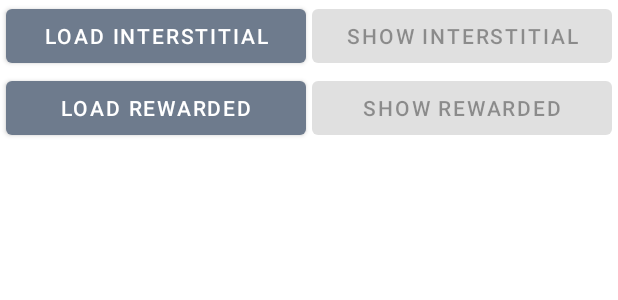
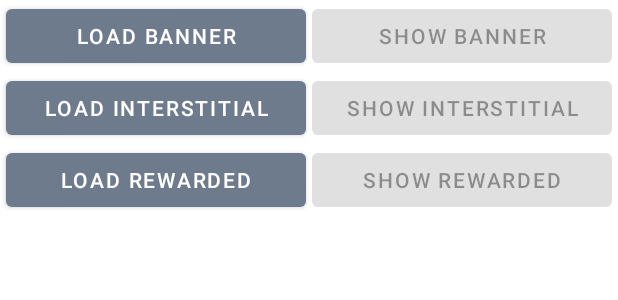
Before and after one commit to bidmachine/BidMachine-Android-postbid-demo, an Android app: the layout activity_main.xml on its own in the app's theme, with its tools: preview values and no code run, on a phone screen of 412 x 824 dp. Shown: the top 300 px of the screen. Run offline under Robolectric (Android 15) with nearby library versions, the phone set to English and light mode, and no system bars.

```diff
--- a/example/build.gradle
+++ b/example/build.gradle
@@ -39,6 +39,6 @@ dependencies {
     implementation "androidx.appcompat:appcompat:1.4.0"
     implementation "com.google.android.material:material:1.4.0"
 
-    implementation "io.bidmachine:ads:1.8.0"
+    implementation "io.bidmachine:ads:1.8.1"
     implementation "com.applovin:applovin-sdk:10.3.5"
 }
--- a/example/src/main/res/layout/activity_main.xml
+++ b/example/src/main/res/layout/activity_main.xml
@@ -3,6 +3,33 @@
     android:layout_width="match_parent"
     android:layout_height="match_parent"
     android:orientation="vertical">
+
+    <LinearLayout
+        android:layout_width="match_parent"
+        android:layout_height="wrap_content"
+        android:orientation="horizontal">
+
+        <com.google.android.material.button.MaterialButton
+            android:id="@+id/bLoadBanner"
+            style="@style/Widget.MaterialComponents.Button"
+            android:layout_width="0dp"
+            android:layout_height="wrap_content"
+            android:layout_marginStart="4dp"
+            android:layout_marginEnd="2dp"
+            android:layout_weight="1"
+            android:text="@string/load_banner" />
+
+        <com.google.android.material.button.MaterialButton
+            android:id="@+id/bShowBanner"
+            android:layout_width="0dp"
+            android:layout_height="wrap_content"
+            android:layout_marginStart="2dp"
+            android:layout_marginEnd="4dp"
+            android:layout_weight="1"
+            android:enabled="false"
+            android:text="@string/show_banner" />
+
+    </LinearLayout>
 
     <LinearLayout
         android:layout_width="match_parent"
@@ -57,4 +84,9 @@
 
     </LinearLayout>
 
+    <FrameLayout
+        android:id="@+id/adContainer"
+        android:layout_width="match_parent"
+        android:layout_height="wrap_content" />
+
 </LinearLayout>
--- a/example/src/main/res/values/strings.xml
+++ b/example/src/main/res/values/strings.xml
@@ -1,6 +1,8 @@
 <resources>
 
     <string name="app_name">example</string>
+    <string name="load_banner">Load Banner</string>
+    <string name="show_banner">Show Banner</string>
     <string name="load_interstitial">Load Interstitial</string>
     <string name="show_interstitial">Show Interstitial</string>
     <string name="load_rewarded">Load Rewarded</string>
```
Also changed, not shown: example/src/main/java/io/bidmachine/applovinmaxdemo/AdWrapper.kt (+3 -5 lines), example/src/main/java/io/bidmachine/applovinmaxdemo/BannerAdWrapper.kt (added, +190 -0 lines), example/src/main/java/io/bidmachine/applovinmaxdemo/FullscreenAdWrapper.kt (added, +7 -0 lines), example/src/main/java/io/bidmachine/applovinmaxdemo/InterstitialAdWrapper.kt (+21 -16 lines), example/src/main/java/io/bidmachine/applovinmaxdemo/MainActivity.kt (+22 -2 lines), example/src/main/java/io/bidmachine/applovinmaxdemo/RewardedAdWrapper.kt (+21 -16 lines), example/src/main/java/io/bidmachine/applovinmaxdemo/ViewAdWrapper.kt (added, +18 -0 lines), 1 other file.
